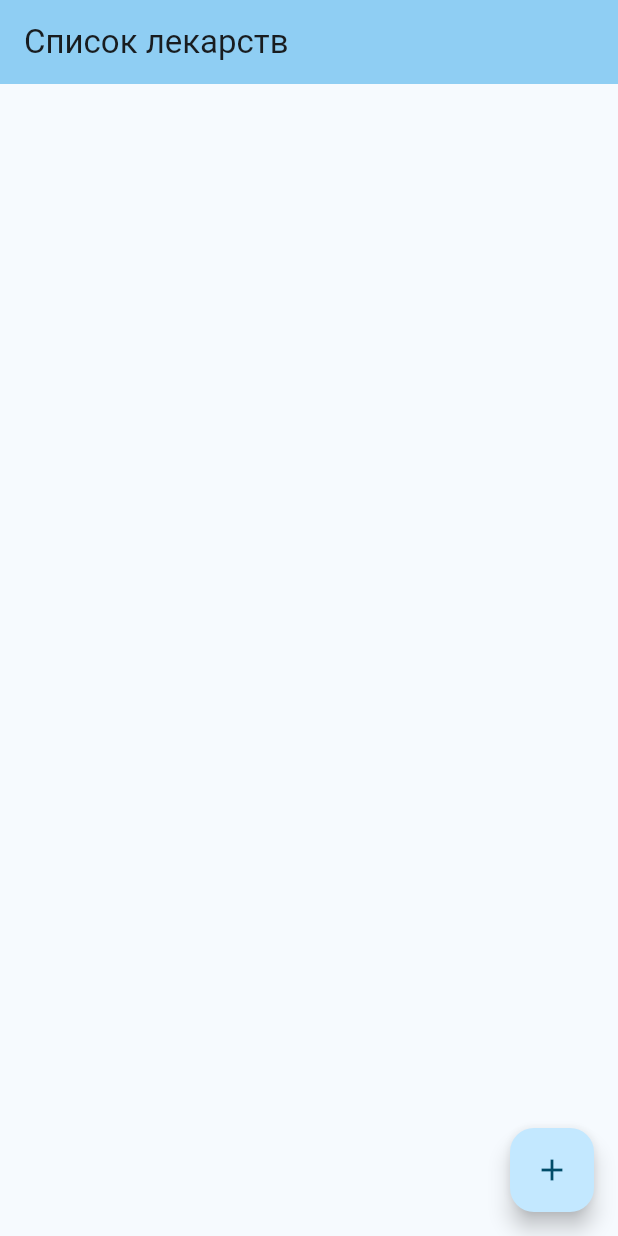
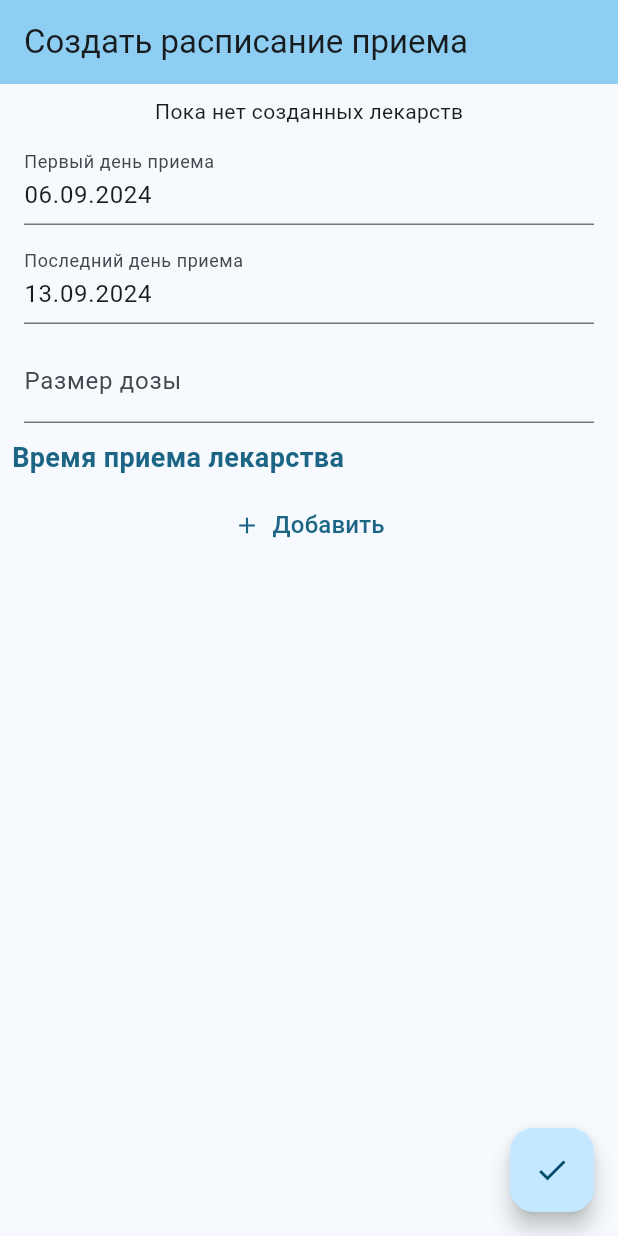
Before and after one commit to k4k7us23/MobileMedicineChest, a Flutter app: the screen it shows after launch, on a phone screen of 412 x 824 dp. Run offline on Flutter 3.47's test engine with Material 3 defaults, Android fonts, the phone set to English and light mode, and no system bars; our stand-ins replace fluttertoast, sqflite; accounts and stored records are empty.

```diff
--- a/analysis_options.yaml
+++ b/analysis_options.yaml
@@ -4,6 +4,7 @@ analyzer:
     avoid_init_to_null: ignore
     no_logic_in_create_state: ignore
     non_constant_identifier_names: ignore
+    prefer_collection_literals: ignore
     prefer_const_constructors: ignore
     prefer_const_constructors_in_immutables: ignore
     prefer_const_literals_to_create_immutables: ignore
--- a/lib/ui/add_medicine_pack/medicine_select_or_create.dart
+++ b/lib/ui/add_medicine_pack/medicine_select_or_create.dart
@@ -30,7 +30,6 @@ class MedicineSelectOrCreateState extends State<MedicineSelectOrCreateWidget> {
 
   @override
   void initState() {
-    // TODO: implement initState
     super.initState();
     initialLoad();
   }
--- /dev/null
+++ b/lib/ui/add_sheme/add_scheme.dart
@@ -0,0 +1,135 @@
+import 'package:flutter/material.dart';
+import 'package:intl/intl.dart';
+import 'package:medicine_chest/entities/medicine.dart';
+import 'package:medicine_chest/ui/add_medicine_pack/medicine_select_or_create.dart';
+import 'package:medicine_chest/ui/add_sheme/day_time_moments_selector.dart';
+import 'package:medicine_chest/ui/dependencies/medicine_storage.dart';
+import 'package:medicine_chest/ui/shared/date_picker_text_field.dart';
+
+class AddSchemePage extends StatefulWidget {
+  MedicineStorage _medicineStorage;
+
+  AddSchemePage(this._medicineStorage, {super.key});
+
+  @override
+  State<StatefulWidget> createState() {
+    return AddSchemeState(_medicineStorage);
+  }
+}
+
+class AddSchemeState extends State<AddSchemePage> {
+  MedicineStorage _medicineStorage;
+
+  AddSchemeState(this._medicineStorage);
+
+  final _selectKey = GlobalKey<MedicineSelectWidgetState>();
+  final _formKey = GlobalKey<FormState>();
+  DateTime _beginDateTime = DateTime.now();
+  DateTime _endDateTime = DateTime.now().add(Duration(days: 7));
+
+  final _dosageSizeController = TextEditingController();
+
+  @override
+  Widget build(BuildContext context) {
+    return Scaffold(
+        appBar: AppBar(
+          backgroundColor: Theme.of(context).colorScheme.inversePrimary,
+          title: Text("Создать расписание приема"),
+        ),
+        floatingActionButton: FloatingActionButton(
+          onPressed: () => {onSave(context)},
+          child: const Icon(Icons.check),
+        ),
+        body: RawScrollbar(
+            child: SingleChildScrollView(
+                child: Column(children: [
+          Padding(
+              padding: EdgeInsets.only(left: 16.0, right: 16.0, top: 8.0),
+              child: _mainContent()),
+          Padding(padding: EdgeInsets.symmetric(horizontal: 8.0), child:  _dayTimeMomentsSelector()),
+        ]))));
+  }
+
+  Widget _mainContent() {
+    return Column(children: [
+      MedicineSelectWidget(_medicineStorage),
+      _spaceBetweenInputs(),
+      _firstDaySelectorWidget(),
+      _spaceBetweenInputs(),
+      _lastDaySelectorWidget(),
+      _spaceBetweenInputs(),
+      _dosageSizeWidget(),
+      _spaceBetweenInputs(),
+    ]);
+  }
+
+  Widget _spaceBetweenInputs() {
+    return SizedBox(height: 10);
+  }
+
+  Widget _firstDaySelectorWidget() {
+    return DatePickerTextField(
+        label: "Первый день приема",
+        initialDate: _beginDateTime,
+        minDateTime: null,
+        dateTimeSetted: (newDateTime) => {
+              setState(() {
+                _beginDateTime = newDateTime;
+              })
+            });
+  }
+
+  Widget _lastDaySelectorWidget() {
+    return DatePickerTextField(
+        label: "Последний день приема",
+        initialDate: _endDateTime,
+        minDateTime: null,
+        dateTimeSetted: (newDateTime) => {
+              setState(() {
+                _endDateTime = newDateTime;
+              })
+            });
+  }
+
+  Widget _dosageSizeWidget() {
+    return Form(
+        key: _formKey,
+        child: TextFormField(
+            validator: (value) {
+              var valueWithoutSpaces = value?.replaceAll(" ", "");
+              if (valueWithoutSpaces == null || valueWithoutSpaces.isEmpty) {
+                return "Необходимо указать размер дозы";
+              }
+
+              var amountLeft = _parseDosageLeft(value);
+              if (amountLeft == null) {
+                return "Размер дозы должен быть числом";
+              }
+              return null;
+            },
+            controller: _dosageSizeController,
+            keyboardType: TextInputType.number,
+            decoration: const InputDecoration(
+                border: UnderlineInputBorder(), labelText: 'Размер дозы')));
+  }
+
+  double? _parseDosageLeft(String? dosage) {
+    if (dosage == null) {
+      return null;
+    } else {
+      var amountWithoutSpaces = dosage.replaceAll(" ", "");
+      return NumberFormat().tryParse(amountWithoutSpaces)?.toDouble();
+    }
+  }
+
+  Widget _dayTimeMomentsSelector() {
+    return DayTimeMomentsSelector();
+  }
+
+  onSave(BuildContext _context) async {
+    Medicine? medicine = _selectKey.currentState?.collectOnSave(context);
+    if (_formKey.currentState?.validate() == true) {
+      // todo save scheme
+    }
+  }
+}
--- /dev/null
+++ b/lib/ui/add_sheme/day_time_moments_selector.dart
@@ -0,0 +1,124 @@
+import 'package:flutter/material.dart';
+import 'package:intl/intl.dart';
+
+class DayTimeMomentsSelector extends StatefulWidget {
+  const DayTimeMomentsSelector({super.key});
+
+  @override
+  State<StatefulWidget> createState() {
+    return DayTimeMomentsState();
+  }
+}
+
+class DayTimeMomentsState extends State<DayTimeMomentsSelector> {
+  static const int _minutesInHour = 60;
+  static final NumberFormat timeMomentNumberFormat = NumberFormat("00");
+
+  final List<int> _dayTimeMoments = [];
+
+  @override
+  Widget build(BuildContext context) {
+    return ListView.builder(
+        shrinkWrap: true,
+        itemBuilder: (context, index) {
+          if (index == 0) {
+            return Padding(padding: EdgeInsets.only(bottom: 8.0), child: _buildTitle(context));
+          } else if (index == _dayTimeMoments.length + 1) {
+            return Padding(
+                padding: EdgeInsets.symmetric(horizontal: 8.0),
+                child: _buildAddButton(context));
+          } else {
+            return Padding(
+                padding: EdgeInsets.symmetric(horizontal: 8.0, vertical: 0.0),
+                child: _buildTimeMoment(_dayTimeMoments[index - 1]));
+          }
+        },
+        itemCount: _dayTimeMoments.length + 2,
+        physics: NeverScrollableScrollPhysics());
+  }
+
+  String _getTimeMomentString(int minuteOfDay) {
+    var hour = minuteOfDay ~/ _minutesInHour;
+    var minute = minuteOfDay % _minutesInHour;
+
+    var hourS = timeMomentNumberFormat.format(hour);
+    var minuteS = timeMomentNumberFormat.format(minute);
+    return "$hourS:$minuteS";
+  }
+
+  Widget _buildTitle(BuildContext context) {
+    return Text(
+      "Время приема лекарства",
+      style: TextStyle(
+          fontSize: 18.0,
+          fontWeight: FontWeight.bold,
+          color: Theme.of(context).colorScheme.primary),
+    );
+  }
+
+  Widget _buildAddButton(BuildContext context) {
+    var actionColor = Theme.of(context).colorScheme.primary;
+    return TextButton(
+        onPressed: () => {_onAddTimeMomentPressed(context)},
+        child: Row(mainAxisSize: MainAxisSize.min, children: [
+          Icon(Icons.add, color: actionColor),
+          SizedBox(width: 8),
+          Text('Добавить', style: TextStyle(fontSize: 16, color: actionColor)),
+        ]));
+  }
+
+  void _onAddTimeMomentPressed(BuildContext context) async {
+    TimeOfDay? timeOfDay = await showTimePicker(
+      context: context,
+      initialTime: TimeOfDay.now(),
+      builder: (BuildContext context, Widget? child) {
+        return MediaQuery(
+          data: MediaQuery.of(context).copyWith(alwaysUse24HourFormat: true),
+          child: child!,
+        );
+      },
+    );
+
+    if (timeOfDay != null) {
+      var minuteOfDay = timeOfDay.hour * _minutesInHour + timeOfDay.minute;
+      _addDayTimeMoment(minuteOfDay);
+    }
+  }
+
+  void _addDayTimeMoment(int dayTimeMoment) {
+    setState(() {
+      _dayTimeMoments.add(dayTimeMoment);
+      _dayTimeMoments.sort();
+      final moments = Set<int>();
+      _dayTimeMoments.retainWhere((moment) => moments.add(moment));
+    });
+  }
+
+  void _removeDayTimeMoment(int dayTimeMoment) {
+    setState(() {
+      _dayTimeMoments.remove(dayTimeMoment);
+    });
+  }
+
+  Widget _buildTimeMoment(int minuteOfDay) {
+    return Column(crossAxisAlignment: CrossAxisAlignment.center, children: [
+      Stack(alignment: Alignment.center,
+        children: [
+          Row(children: [
+              Expanded(child: Container()),
+              IconButton(onPressed: () => {
+                _removeDayTimeMoment(minuteOfDay)
+              }, icon: Icon(Icons.delete))
+            ],
+          ),
+          Text(
+            _getTimeMomentString(minuteOfDay),
+            style: TextStyle(fontSize: 16),
+          ),
+        ],
+      ),
+      Divider(),
+    ]);
+  }
+
+}
--- a/lib/ui/shared/date_picker_text_field.dart
+++ b/lib/ui/shared/date_picker_text_field.dart
@@ -46,8 +46,6 @@ class DatePickerTextFieldState extends State<DatePickerTextField> {
   @override
   Widget build(BuildContext context) {
     return TextField(
-        //enableInteractiveSelection: false,
-        //focusNode: FocusNode(),
         controller: _textFieldController,
         onTap: () async {
           DateTime? picked = await showDatePicker(
```
Also changed, not shown: lib/entities/scheme.dart (added, +11 -0 lines), lib/main.dart (+2 -49 lines).
